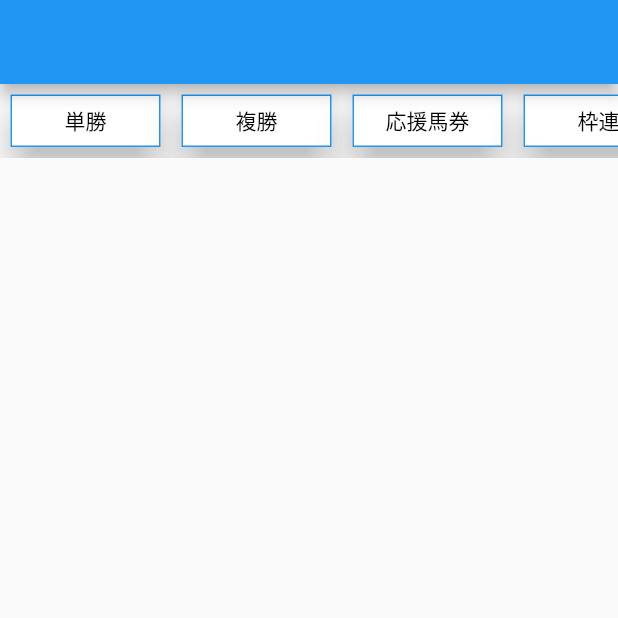
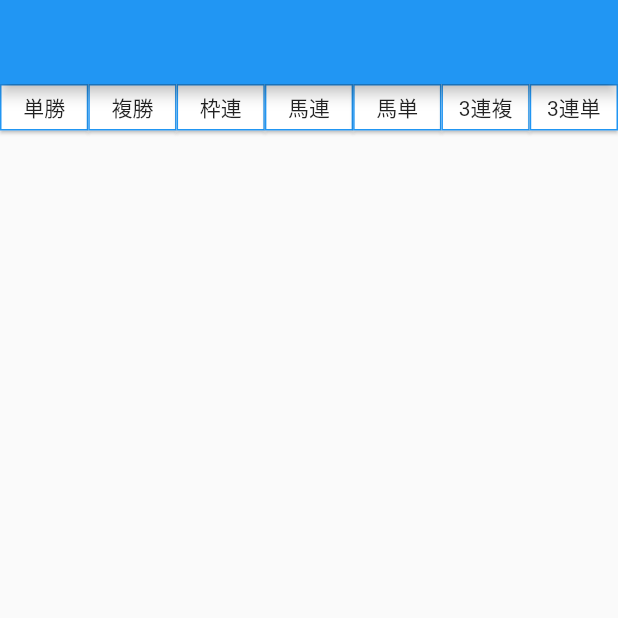
Before and after one commit to yakitama5/group_check, a Flutter app: the screen it shows after launch, on a phone screen of 412 x 824 dp, the top half of it. Run offline on Flutter 3.47's test engine with Material 2 defaults, Android fonts, the phone set to English and light mode, and no system bars; drawn by our look-alikes of custom_radio_grouped_button.

Commit message:
途中経過

```diff
--- a/lib/main.dart
+++ b/lib/main.dart
@@ -1,5 +1,5 @@
-import 'package:custom_radio_grouped_button/custom_radio_grouped_button.dart';
 import 'package:flutter/material.dart';
+import 'package:group_check/my_radio_button.dart';
 
 void main() {
   runApp(const MyApp());
@@ -29,6 +29,16 @@ class MyHomePage extends StatefulWidget {
 }
 
 class _State extends State<MyHomePage> {
+  final List<MyCardModel> _cardModel = [
+    MyCardModel(dispValue: '単勝'),
+    MyCardModel(dispValue: '複勝'),
+    MyCardModel(dispValue: '枠連'),
+    MyCardModel(dispValue: '馬連'),
+    MyCardModel(dispValue: '馬単'),
+    MyCardModel(dispValue: '3連複'),
+    MyCardModel(dispValue: '3連単'),
+  ];
+
   @override
   Widget build(BuildContext context) {
     return Scaffold(
@@ -36,36 +46,17 @@ class _State extends State<MyHomePage> {
       body: Center(
         child: Column(
           children: [
-            CustomRadioButton(
-              buttonLables: const [
-                '単勝',
-                '複勝',
-                '応援馬券',
-                '枠連',
-                '馬連',
-                '馬単',
-                'ワイド',
-                '3連複',
-                '3連単',
-                'WIN5',
-              ],
-              buttonValues: const [
-                '単勝',
-                '複勝',
-                '応援馬券',
-                '枠連',
-                '馬連',
-                '馬単',
-                'ワイド',
-                '3連複',
-                '3連単',
-                'WIN5',
-              ],
-              radioButtonValue: (value) {
-                debugPrint("${value ?? ''}");
-              },
-              unSelectedColor: Colors.white,
-              selectedColor: Colors.blue,
+            Row(
+              children: _cardModel
+                  .map((e) => MyCard(
+                        cardModel: e,
+                        onTap: () {
+                          setState(() {
+                            e.selected = !e.selected;
+                          });
+                        },
+                      ))
+                  .toList(),
             )
           ],
         ),
--- /dev/null
+++ b/lib/my_radio_button.dart
@@ -0,0 +1,86 @@
+import 'package:flutter/cupertino.dart';
+import 'package:flutter/material.dart';
+
+class MyRadioButton extends StatefulWidget {
+  final List<MyCardModel> _models;
+
+  const MyRadioButton({Key? key, required List<MyCardModel> models})
+      : _models = models,
+        super(key: key);
+
+  @override
+  State<StatefulWidget> createState() => _State();
+}
+
+class _State extends State<MyRadioButton> {
+  @override
+  Widget build(BuildContext context) {
+    return Row(
+      children: widget._models
+          .map((e) => MyCard(
+                cardModel: e,
+                onTap: () {
+                  setState(() {
+                    // TODO 他の選択肢をクリアしないとダメかな？ラジオにするなら
+                    e.selected = !e.selected;
+                  });
+                },
+              ))
+          .toList(),
+    );
+  }
+}
+
+class MyCard extends StatelessWidget {
+  final MyCardModel _model;
+  final void Function()? _onTap;
+
+  const MyCard({
+    Key? key,
+    required MyCardModel cardModel,
+    void Function()? onTap,
+  })  : _model = cardModel,
+        _onTap = onTap,
+        super(key: key);
+
+  @override
+  Widget build(BuildContext context) {
+    return Flexible(
+        child: Card(
+      // Card
+      margin: EdgeInsets.zero,
+      shape: RoundedRectangleBorder(
+          borderRadius: BorderRadius.circular(0.0),
+          side: const BorderSide(
+            color: Colors.blue,
+            width: 1,
+          )),
+      color: _model.selected == true ? Colors.blue : Colors.white,
+      child: InkWell(
+        onTap: () {
+          if (_onTap != null) {
+            _onTap!();
+          }
+        },
+        child: Padding(
+          padding: const EdgeInsets.all(5.0),
+          child: Center(
+            child: Text(_model.dispValue),
+          ),
+        ),
+      ),
+    ));
+  }
+}
+
+class MyCardModel {
+  bool selected;
+  String dispValue;
+  double flex;
+
+  MyCardModel({
+    required this.dispValue,
+    this.selected = false,
+    this.flex = 1,
+  });
+}
```
Also changed, not shown: lib/my_card.dart (+0 -30 lines).
